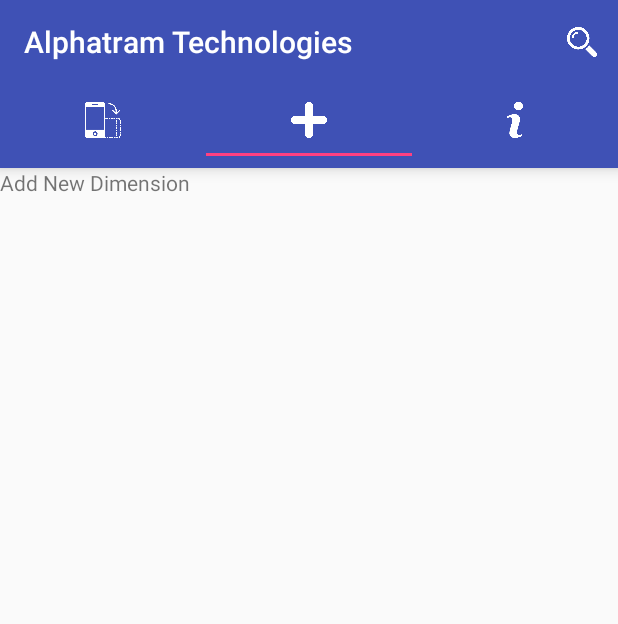
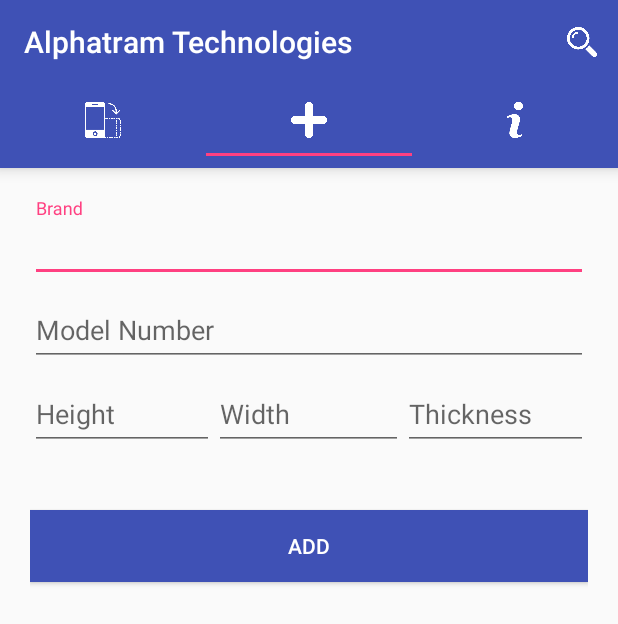
Before and after one commit to footyapps27/ideal-stock, an Android app: the screen it shows after launch (MainActivity), tab 2 chosen, on a phone screen of 412 x 824 dp. Shown: the top 624 px of the screen. Run offline under Robolectric (Android 15) with nearby library versions, the phone set to English and light mode, and no system bars; our stand-ins replace ButterKnife.

Commit message:
Updated the adding phone screen.

```diff
--- a/PhoneDimensions/app/src/main/res/layout/fragment_add_phone_dimension.xml
+++ b/PhoneDimensions/app/src/main/res/layout/fragment_add_phone_dimension.xml
@@ -1,13 +1,89 @@
-<FrameLayout xmlns:android="http://schemas.android.com/apk/res/android"
-             xmlns:tools="http://schemas.android.com/tools"
-             android:layout_width="match_parent"
-             android:layout_height="match_parent"
-             tools:context="phonedimension.alphatram.com.phonedimensions.ui.fragments.AddPhoneDimensionFragment">
+<ScrollView xmlns:android="http://schemas.android.com/apk/res/android"
+            android:layout_width="fill_parent"
+            android:layout_height="fill_parent"
+            android:fillViewport="true">
 
-    <!-- TODO: Update blank fragment layout -->
-    <TextView
+    <LinearLayout xmlns:android="http://schemas.android.com/apk/res/android"
+                  android:layout_width="match_parent"
+                  android:layout_height="wrap_content"
+                  android:orientation="vertical"
+                  android:layout_margin="20dp">
+    <android.support.design.widget.TextInputLayout
+        android:id="@+id/input_layout_brand"
         android:layout_width="match_parent"
-        android:layout_height="match_parent"
-        android:text="Add New Dimension"/>
+        android:layout_height="wrap_content">
+        <EditText
+            android:id="@+id/edit_text_brand"
+            android:layout_width="match_parent"
+            android:layout_height="wrap_content"
+            android:hint="@string/brand" />
+    </android.support.design.widget.TextInputLayout>
 
-</FrameLayout>
+    <android.support.design.widget.TextInputLayout
+        android:id="@+id/input_layout_model"
+        android:layout_width="match_parent"
+        android:layout_height="wrap_content">
+        <EditText
+            android:id="@+id/edit_text_model"
+            android:layout_width="match_parent"
+            android:layout_height="wrap_content"
+            android:hint="@string/model_number" />
+    </android.support.design.widget.TextInputLayout>
+
+        <LinearLayout xmlns:android="http://schemas.android.com/apk/res/android"
+                      android:layout_width="match_parent"
+                      android:layout_height="wrap_content"
+                      android:orientation="horizontal">
+
+            <android.support.design.widget.TextInputLayout
+                android:id="@+id/input_layout_height"
+                android:layout_width="0dp"
+                android:layout_height="wrap_content"
+                android:layout_weight="0.33">
+                <EditText
+                    android:id="@+id/edit_text_height"
+                    android:layout_width="match_parent"
+                    android:layout_height="wrap_content"
+                    android:hint="@string/height"
+                    android:inputType="number"/>
+            </android.support.design.widget.TextInputLayout>
+
+            <android.support.design.widget.TextInputLayout
+                android:id="@+id/input_layout_width"
+                android:layout_width="0dp"
+                android:layout_height="wrap_content"
+                android:layout_weight="0.34">>
+                <EditText
+                    android:id="@+id/edit_text_width"
+                    android:layout_width="match_parent"
+                    android:layout_height="wrap_content"
+                    android:hint="@string/width"
+                    android:inputType="number"/>
+            </android.support.design.widget.TextInputLayout>
+
+            <android.support.design.widget.TextInputLayout
+                android:id="@+id/input_layout_thickness"
+                android:layout_width="0dp"
+                android:layout_height="wrap_content"
+                android:layout_weight="0.33">>
+                <EditText
+                    android:id="@+id/edit_text_thickness"
+                    android:layout_width="match_parent"
+                    android:layout_height="wrap_content"
+                    android:hint="@string/thickness"
+                    android:inputType="number"/>
+            </android.support.design.widget.TextInputLayout>
+
+            </LinearLayout>
+
+        <Button android:id="@+id/btn_add"
+                android:layout_width="fill_parent"
+                android:layout_height="wrap_content"
+                android:text="@string/add"
+                android:background="@color/colorPrimary"
+                android:layout_marginTop="40dp"
+                android:layout_marginBottom="40dp"
+                android:textColor="@android:color/white"/>
+
+    </LinearLayout>
+</ScrollView>
--- a/PhoneDimensions/app/src/main/res/values/strings.xml
+++ b/PhoneDimensions/app/src/main/res/values/strings.xml
@@ -3,4 +3,10 @@
 
     <!-- TODO: Remove or change this placeholder text -->
     <string name="hello_blank_fragment">Hello blank fragment</string>
+    <string name="brand">Brand</string>
+    <string name="model_number">Model Number</string>
+    <string name="height">Height</string>
+    <string name="width">Width</string>
+    <string name="thickness">Thickness</string>
+    <string name="add">Add</string>
 </resources>
```
